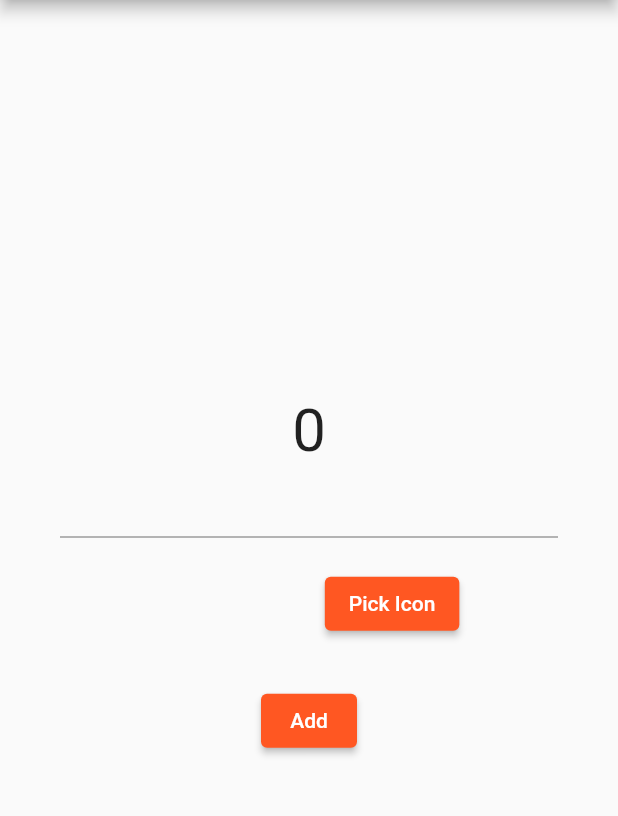
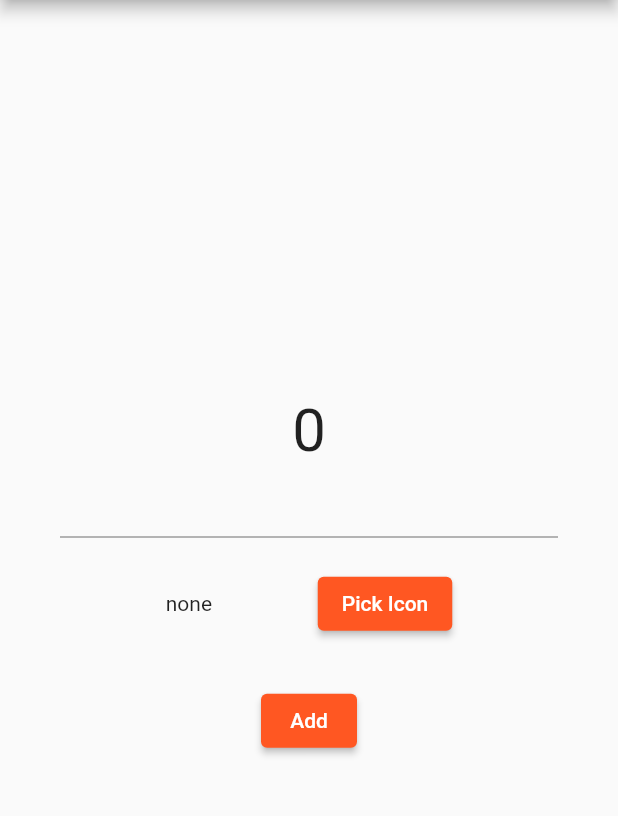
Before and after one commit to ramtiga/flutter_todo, a Flutter app: the screen it shows after launch, after a tap on the "add" icon, on a phone screen of 412 x 824 dp, the part 84-900 px from its top. Run offline on Flutter 3.47's test engine with Material 2 defaults, Android fonts, the phone set to English and light mode, and no system bars; missing offline and left inert: flutter_iconpicker.

Commit message:
Add todo_work, and update provider

```diff
--- a/lib/create_page.dart
+++ b/lib/create_page.dart
@@ -1,6 +1,7 @@
 import 'package:flutter/material.dart';
 import 'package:flutter_iconpicker/flutter_iconpicker.dart';
 import 'package:flutter_todo/todo.dart';
+import 'package:flutter_todo/todo_work.dart';
 import 'package:provider/provider.dart';
 
 class CreatePage extends StatelessWidget {
@@ -12,16 +13,29 @@ class CreatePage extends StatelessWidget {
   @override
   Widget build(BuildContext context) {
     final Todo todo = Provider.of<Todo>(context, listen: false);
-    final _icon = Provider.of<ValueNotifier<IconData>>(context, listen: false);
-    String _title = "";
+    final TodoWork todoWork = Provider.of<TodoWork>(context, listen: false);
 
-    if (index != null) {
-      _title = todo.todoList[index].getTitle;
+    //final _icon = Provider.of<ValueNotifier<IconData>>(context, listen: false);
+    //String _title = "";
+    //final TodoModel todoModel = new TodoModel();
+
+    //if (index != null) {
+    //  _title = todo.todoList[index].todoWork.getTitle;
+    //}
+
+    void _pickIcon() async {
+      //_icon.value = await FlutterIconPicker.showIconPicker(context);
+      todoWork.iconWork = await FlutterIconPicker.showIconPicker(context);
     }
 
-    void _pickIcon() async {
-      _icon.value = await FlutterIconPicker.showIconPicker(context);
-    }
+    //void _selectDate() async {
+    //  _date = await showDatePicker(
+    //      context: context,
+    //      initialDate: DateTime.now(),
+    //      firstDate: DateTime(DateTime.now().year),
+    //      lastDate: DateTime(DateTime.now().year + 1),
+    //      locale: const Locale("ja"));
+    //}
 
     return Scaffold(
       appBar: AppBar(
@@ -50,25 +64,25 @@ class CreatePage extends StatelessWidget {
                     }
                     return null;
                   },
-                  onChanged: (value) => _title = value,
+                  onChanged: (value) => todoWork.title = value,
                 ),
-                Consumer<ValueNotifier<IconData>>(
-                  builder: (context, value, child) => Container(
+                Consumer<TodoWork>(
+                  builder: (context, todoWork, child) => Container(
                     padding: EdgeInsets.only(top: 20.0, bottom: 30.0),
                     child: Row(
                       mainAxisAlignment: MainAxisAlignment.spaceEvenly,
                       children: [
                         index != null
                             ? Icon(
-                                _icon == null
+                                todoWork.getIcon == null
                                     ? todo.todoList[index].getIcon
-                                    : _icon.value,
+                                    : todoWork.getIcon,
                                 size: 45.0,
                               )
-                            : (_icon == null
+                            : (todoWork.getIcon == null
                                 ? Text("none")
                                 : Icon(
-                                    _icon.value,
+                                    todoWork.getIcon,
                                     size: 45.0,
                                   )),
                         ElevatedButton(
@@ -79,6 +93,8 @@ class CreatePage extends StatelessWidget {
                     ),
                   ),
                 ),
+                //ElevatedButton(
+                //    onPressed: () => _selectDate(), child: Text("Date")),
                 ElevatedButton(
                   child: index == null ? Text("Add") : Text("Edit"),
                   onPressed: () {
@@ -89,8 +105,8 @@ class CreatePage extends StatelessWidget {
                     Navigator.pop(
                         context,
                         index == null
-                            ? todo.addTodo(_title, _icon.value)
-                            : todo.editTodo(_title, _icon.value, index));
+                            ? todo.addTodo(todoWork)
+                            : todo.editTodo(todoWork, index));
                   },
                 ),
               ],
--- a/lib/main.dart
+++ b/lib/main.dart
@@ -1,5 +1,7 @@
 import 'package:flutter/material.dart';
+import 'package:flutter_localizations/flutter_localizations.dart';
 import 'package:flutter_todo/todo.dart';
+import 'package:flutter_todo/todo_work.dart';
 import 'package:provider/provider.dart';
 import 'my_home_page.dart';
 
@@ -8,8 +10,7 @@ void main() {
     MultiProvider(
       providers: [
         ChangeNotifierProvider<Todo>(create: (_) => Todo()),
-        ChangeNotifierProvider<ValueNotifier<IconData>>(
-            create: (_) => ValueNotifier<IconData>(null)),
+        ChangeNotifierProvider<TodoWork>(create: (_) => TodoWork()),
       ],
       child: MyApp(),
     ),
@@ -21,6 +22,14 @@ class MyApp extends StatelessWidget {
   @override
   Widget build(BuildContext context) {
     return MaterialApp(
+        localizationsDelegates: [
+          GlobalMaterialLocalizations.delegate,
+          GlobalWidgetsLocalizations.delegate,
+        ],
+        supportedLocales: [
+          const Locale("en", "US"),
+          const Locale("ja", "JP")
+        ],
         debugShowCheckedModeBanner: false,
         title: 'Flutter Demo',
         theme: ThemeData(
--- a/lib/my_home_page.dart
+++ b/lib/my_home_page.dart
@@ -1,13 +1,15 @@
 import 'package:flutter/material.dart';
 import 'package:flutter_todo/create_page.dart';
 import 'package:flutter_todo/todo.dart';
+import 'package:flutter_todo/todo_work.dart';
 import 'package:provider/provider.dart';
 
 class MyHomePage extends StatelessWidget {
   @override
   Widget build(BuildContext context) {
     final Todo todo = Provider.of<Todo>(context);
-    final _icon = Provider.of<ValueNotifier<IconData>>(context, listen: false);
+    final TodoWork todoWork = Provider.of<TodoWork>(context, listen: false);
+    //final _icon = Provider.of<ValueNotifier<IconData>>(context, listen: false);
 
     return Scaffold(
       appBar: AppBar(
@@ -42,7 +44,7 @@ class MyHomePage extends StatelessWidget {
                   ),
                 ),
                 onTap: () async {
-                  if (_icon != null) _icon.value = null;
+                  todoWork.clear();
                   await Navigator.of(context).push(MaterialPageRoute(
                     builder: (context) => CreatePage(index: index),
                   ));
@@ -54,7 +56,8 @@ class MyHomePage extends StatelessWidget {
       ),
       floatingActionButton: FloatingActionButton(
         onPressed: () async {
-          if (_icon != null) _icon.value = null;
+          //if (_icon != null) _icon.value = null;
+          todoWork.clear();
           await Navigator.of(context).push(
             MaterialPageRoute(
               builder: (context) => CreatePage(),
--- a/lib/todo_model.dart
+++ b/lib/todo_model.dart
@@ -1,11 +1,17 @@
 import 'package:flutter/cupertino.dart';
 
 class TodoModel {
-  String title;
-  IconData icon;
+  String _title;
+  IconData _icon;
 
-  String get getTitle => title;
-  IconData get getIcon => icon;
+  String get getTitle => _title;
+  IconData get getIcon => _icon;
 
-  TodoModel(this.title, this.icon);
+  set title(String s) {
+    _title = s;
+  }
+
+  set icon(IconData icon) {
+    _icon = icon;
+  }
 }
--- /dev/null
+++ b/lib/todo_work.dart
@@ -0,0 +1,14 @@
+import 'package:flutter/cupertino.dart';
+import 'package:flutter_todo/todo_model.dart';
+
+class TodoWork with ChangeNotifier, TodoModel {
+  set iconWork(IconData iconData) {
+    icon = iconData;
+    notifyListeners();
+  }
+
+  void clear() {
+    title = "";
+    icon = null;
+  }
+}
--- a/pubspec.yaml
+++ b/pubspec.yaml
@@ -23,6 +23,11 @@ environment:
 dependencies:
   flutter:
     sdk: flutter
+  flutter_localizations:
+    sdk: flutter
+
+
+
 
 
   # The following adds the Cupertino Icons font to your application.
```
Also changed, not shown: lib/todo.dart (+11 -4 lines), pubspec.lock.
